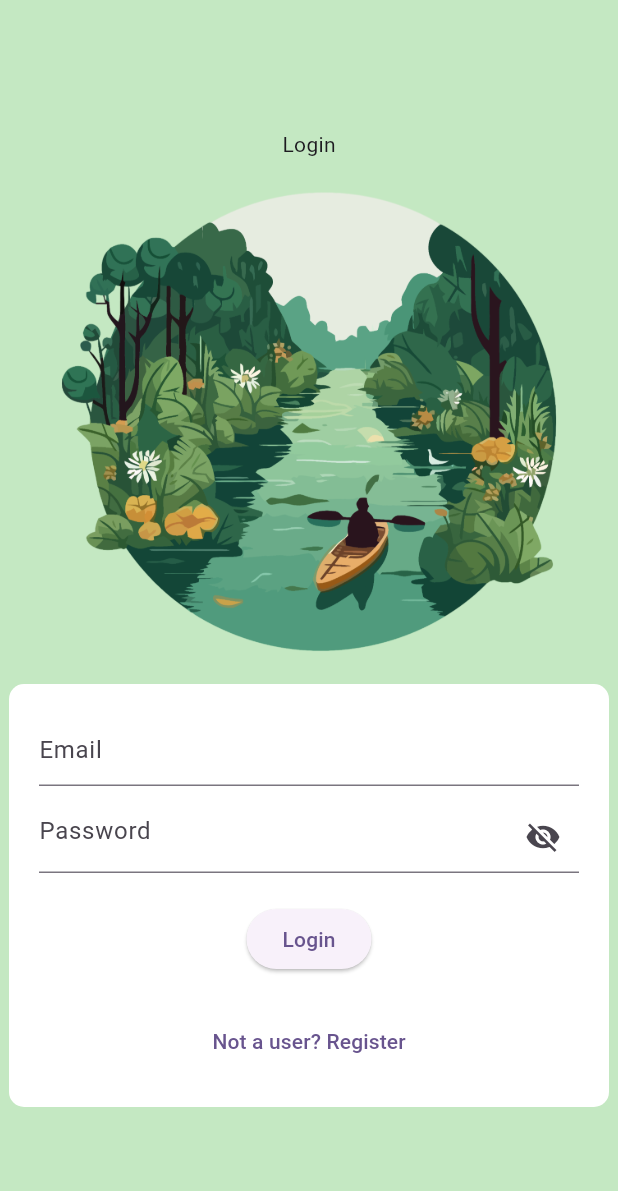
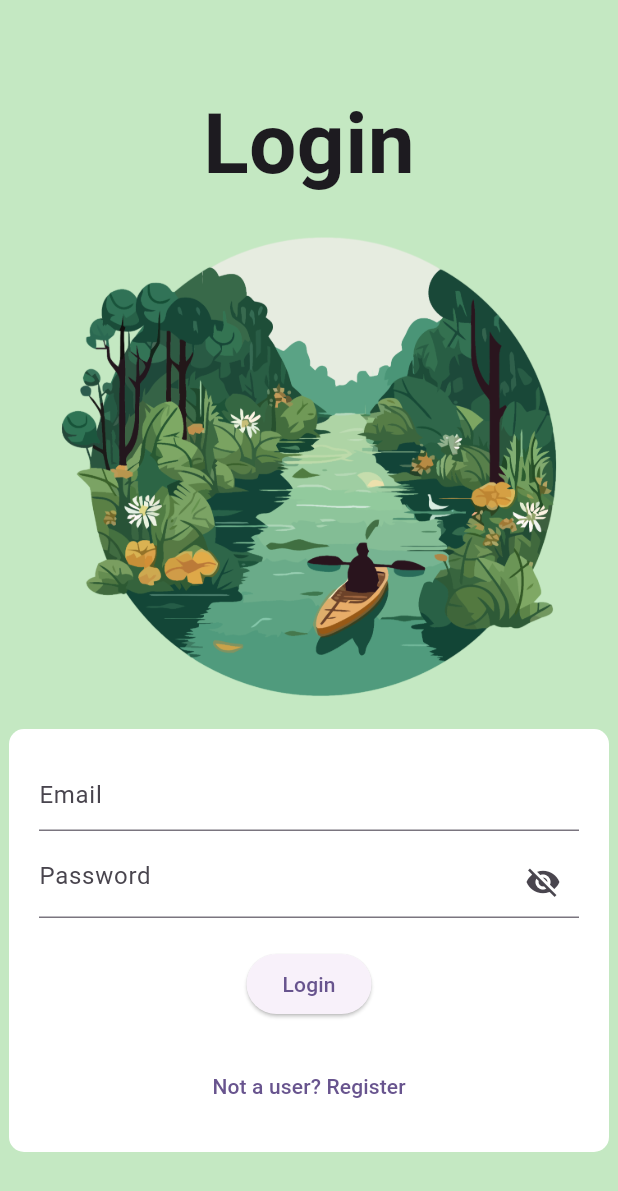
Before and after one commit to PrathibhaSithu/Eco-Clean-MobileApp, a Flutter app: the screen it shows after launch, on a phone screen of 412 x 824 dp. Shown: the top 1191 px of the screen. Run offline on Flutter 3.47's test engine with Material 3 defaults, Android fonts, the light colour scheme and no system bars; our stand-ins replace firebase_auth, firebase_core; accounts and stored records are empty.

Commit message:
Update login.dart

```diff
--- a/eco_clean_mobile_app/lib/login.dart
+++ b/eco_clean_mobile_app/lib/login.dart
@@ -34,14 +34,22 @@ class _LoginState extends State<Login> {
           // Add an image at the top of the screen
           Column(
             children: [
-              const Text("Login"),
+              const Center(
+                child: Text(
+                    "Login",
+                    style: TextStyle(
+                    fontWeight: FontWeight.bold,
+                      fontSize: 56,
+                  ),
+                ),
+              ),
               // Add an image at the top of the screen
               Image.asset(
                 'assets/imges/login.png',
                 height: 350,
               ),
               ]
-      ),
+          ),
               // Wrap the login form in a container
               IntrinsicWidth(
                 child: IntrinsicHeight(
@@ -106,8 +114,6 @@ class _LoginState extends State<Login> {
                             },
                             child: const Text("Not a user? Register"),
                             ),
-                        //   child: const Text("Not a user? Register"),
-                        // ),
                       ],
                     ),
                   ),
```
